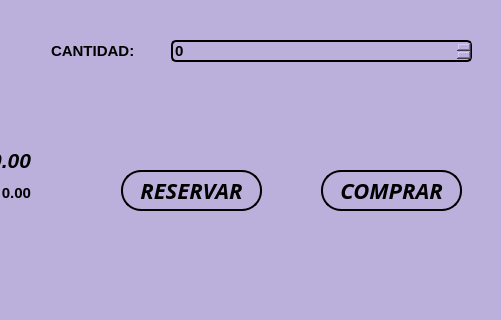
Old version of the form BIBLIOTECA_PROY/assets/menu_com-res.ui in the repository mixano611/PROYECTO_PRG_POO_PY; both pictures show x 299 to 800 and y 330 to 650 of the 800 by 650 pixel window.
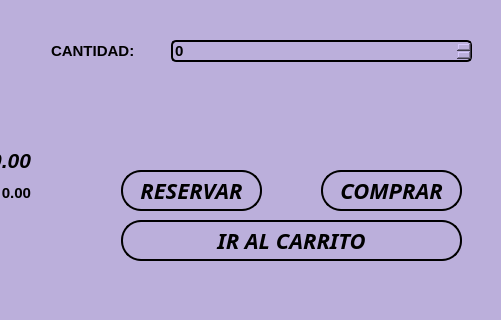
New version of the form.

Commit message: falta conectar el json con el carrito

Patch:
```diff
--- a/BIBLIOTECA_PROY/assets/menu_com-res.ui
+++ b/BIBLIOTECA_PROY/assets/menu_com-res.ui
@@ -355,6 +355,43 @@
      <string>DESCRIPCION:</string>
     </property>
    </widget>
+   <widget class="QPushButton" name="pushButton_3">
+    <property name="geometry">
+     <rect>
+      <x>420</x>
+      <y>550</y>
+      <width>341</width>
+      <height>41</height>
+     </rect>
+    </property>
+    <property name="font">
+     <font>
+      <family>Cascadia Code</family>
+      <pointsize>-1</pointsize>
+      <weight>75</weight>
+      <italic>true</italic>
+      <bold>true</bold>
+     </font>
+    </property>
+    <property name="styleSheet">
+     <string notr="true">QPushButton{
+	border: 2px solid #000000;
+	border-radius: 20px;
+	background-color: #BBAFDB;
+	color: black;
+	font-size: 22px;
+	cursor: pointer;
+  	transition: transform 0.2s ease, background-color 0.2s ease;
+}
+
+QPushButton:hover {
+ 	background-color: #8E7CC3;
+}</string>
+    </property>
+    <property name="text">
+     <string>IR AL CARRITO</string>
+    </property>
+   </widget>
   </widget>
   <widget class="QMenuBar" name="menubar">
    <property name="geometry">
```
Left out of the diff: 2 changed lines with no effect on the pictures. The commit also changes 11 other files.
